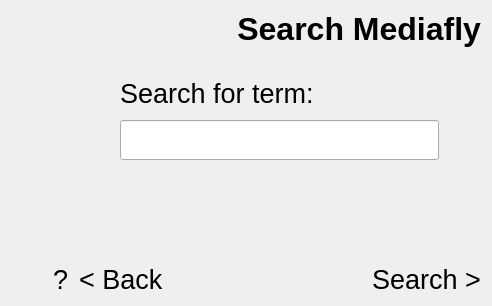
Above: mediaflyplayer/forms/MediaflySearch.ui from tex/mediafly before the change. Below: the same form after it.
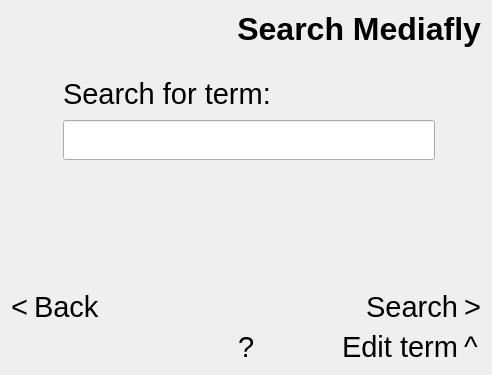
That is the form after the change. Custom widgets are drawn as their Qt base class.

Commit message: Better screen design.

```diff
--- a/mediaflyplayer/forms/MediaflySearch.ui
+++ b/mediaflyplayer/forms/MediaflySearch.ui
@@ -6,7 +6,7 @@
     <x>0</x>
     <y>0</y>
     <width>492</width>
-    <height>306</height>
+    <height>375</height>
    </rect>
   </property>
   <property name="focusPolicy" >
@@ -16,8 +16,8 @@
    <string>Form</string>
   </property>
   <layout class="QGridLayout" name="gridLayout" >
-   <item row="0" column="0" colspan="5" >
-    <widget class="QLabel" name="m_header" >
+   <item row="0" column="0" colspan="4" >
+    <widget class="QLabel" name="label" >
      <property name="font" >
       <font>
        <pointsize>24</pointsize>
@@ -33,7 +33,7 @@
      </property>
     </widget>
    </item>
-   <item row="1" column="3" >
+   <item row="1" column="2" >
     <spacer name="verticalSpacer_2" >
      <property name="orientation" >
       <enum>Qt::Vertical</enum>
@@ -65,13 +65,13 @@
      </property>
     </spacer>
    </item>
-   <item row="2" column="3" >
+   <item row="2" column="2" >
     <layout class="QVBoxLayout" name="verticalLayout" >
      <item>
       <widget class="QLabel" name="label_2" >
        <property name="font" >
         <font>
-         <pointsize>20</pointsize>
+         <pointsize>22</pointsize>
         </font>
        </property>
        <property name="text" >
@@ -96,7 +96,7 @@
      </item>
     </layout>
    </item>
-   <item row="2" column="4" >
+   <item row="2" column="3" >
     <spacer name="horizontalSpacer_2" >
      <property name="orientation" >
       <enum>Qt::Horizontal</enum>
@@ -112,36 +112,114 @@
      </property>
     </spacer>
    </item>
-   <item row="2" column="2" >
-    <spacer name="horizontalSpacer_3" >
-     <property name="orientation" >
-      <enum>Qt::Horizontal</enum>
-     </property>
-     <property name="sizeType" >
-      <enum>QSizePolicy::Preferred</enum>
-     </property>
-     <property name="sizeHint" stdset="0" >
-      <size>
-       <width>40</width>
-       <height>20</height>
-      </size>
-     </property>
-    </spacer>
+   <item row="4" column="0" colspan="4" >
+    <layout class="QGridLayout" name="gridLayout_2" >
+     <item row="0" column="0" >
+      <widget class="QLabel" name="label_3" >
+       <property name="font" >
+        <font>
+         <pointsize>22</pointsize>
+        </font>
+       </property>
+       <property name="text" >
+        <string>&lt;</string>
+       </property>
+      </widget>
+     </item>
+     <item row="0" column="1" >
+      <widget class="QLabel" name="label_4" >
+       <property name="sizePolicy" >
+        <sizepolicy vsizetype="Preferred" hsizetype="Expanding" >
+         <horstretch>0</horstretch>
+         <verstretch>0</verstretch>
+        </sizepolicy>
+       </property>
+       <property name="font" >
+        <font>
+         <pointsize>22</pointsize>
+        </font>
+       </property>
+       <property name="text" >
+        <string>Back</string>
+       </property>
+      </widget>
+     </item>
+     <item row="0" column="3" >
+      <widget class="QLabel" name="label_5" >
+       <property name="sizePolicy" >
+        <sizepolicy vsizetype="Preferred" hsizetype="Expanding" >
+         <horstretch>0</horstretch>
+         <verstretch>0</verstretch>
+        </sizepolicy>
+       </property>
+       <property name="font" >
+        <font>
+         <pointsize>22</pointsize>
+        </font>
+       </property>
+       <property name="text" >
+        <string>Search</string>
+       </property>
+       <property name="alignment" >
+        <set>Qt::AlignRight|Qt::AlignTrailing|Qt::AlignVCenter</set>
+       </property>
+      </widget>
+     </item>
+     <item row="0" column="4" >
+      <widget class="QLabel" name="label_6" >
+       <property name="font" >
+        <font>
+         <pointsize>22</pointsize>
+        </font>
+       </property>
+       <property name="text" >
+        <string>></string>
+       </property>
+      </widget>
+     </item>
+     <item row="1" column="3" >
+      <widget class="QLabel" name="label_8" >
+       <property name="font" >
+        <font>
+         <pointsize>22</pointsize>
+        </font>
+       </property>
+       <property name="text" >
+        <string>Edit term</string>
+       </property>
+       <property name="alignment" >
+        <set>Qt::AlignRight|Qt::AlignTrailing|Qt::AlignVCenter</set>
+       </property>
+      </widget>
+     </item>
+     <item row="1" column="4" >
+      <widget class="QLabel" name="label_9" >
+       <property name="font" >
+        <font>
+         <pointsize>22</pointsize>
+        </font>
+       </property>
+       <property name="text" >
+        <string>^</string>
+       </property>
+      </widget>
+     </item>
+     <item row="1" column="2" >
+      <widget class="QLabel" name="label_7" >
+       <property name="font" >
+        <font>
+         <pointsize>22</pointsize>
+        </font>
+       </property>
+       <property name="text" >
+        <string>?</string>
+       </property>
+      </widget>
+     </item>
+    </layout>
    </item>
-   <item row="4" column="1" >
-    <widget class="QLabel" name="label" >
-     <property name="font" >
-      <font>
-       <pointsize>20</pointsize>
-      </font>
-     </property>
-     <property name="text" >
-      <string>?</string>
-     </property>
-    </widget>
-   </item>
-   <item row="3" column="1" >
-    <spacer name="verticalSpacer_3" >
+   <item row="3" column="2" >
+    <spacer name="verticalSpacer" >
      <property name="orientation" >
       <enum>Qt::Vertical</enum>
      </property>
@@ -153,47 +231,6 @@
      </property>
     </spacer>
    </item>
-   <item row="4" column="2" colspan="3" >
-    <layout class="QHBoxLayout" name="horizontalLayout" >
-     <item>
-      <widget class="QLabel" name="label_4" >
-       <property name="font" >
-        <font>
-         <pointsize>20</pointsize>
-        </font>
-       </property>
-       <property name="text" >
-        <string>&lt; Back</string>
-       </property>
-      </widget>
-     </item>
-     <item>
-      <spacer name="horizontalSpacer_4" >
-       <property name="orientation" >
-        <enum>Qt::Horizontal</enum>
-       </property>
-       <property name="sizeHint" stdset="0" >
-        <size>
-         <width>40</width>
-         <height>20</height>
-        </size>
-       </property>
-      </spacer>
-     </item>
-     <item>
-      <widget class="QLabel" name="label_3" >
-       <property name="font" >
-        <font>
-         <pointsize>20</pointsize>
-        </font>
-       </property>
-       <property name="text" >
-        <string>Search ></string>
-       </property>
-      </widget>
-     </item>
-    </layout>
-   </item>
   </layout>
  </widget>
  <customwidgets>
```
